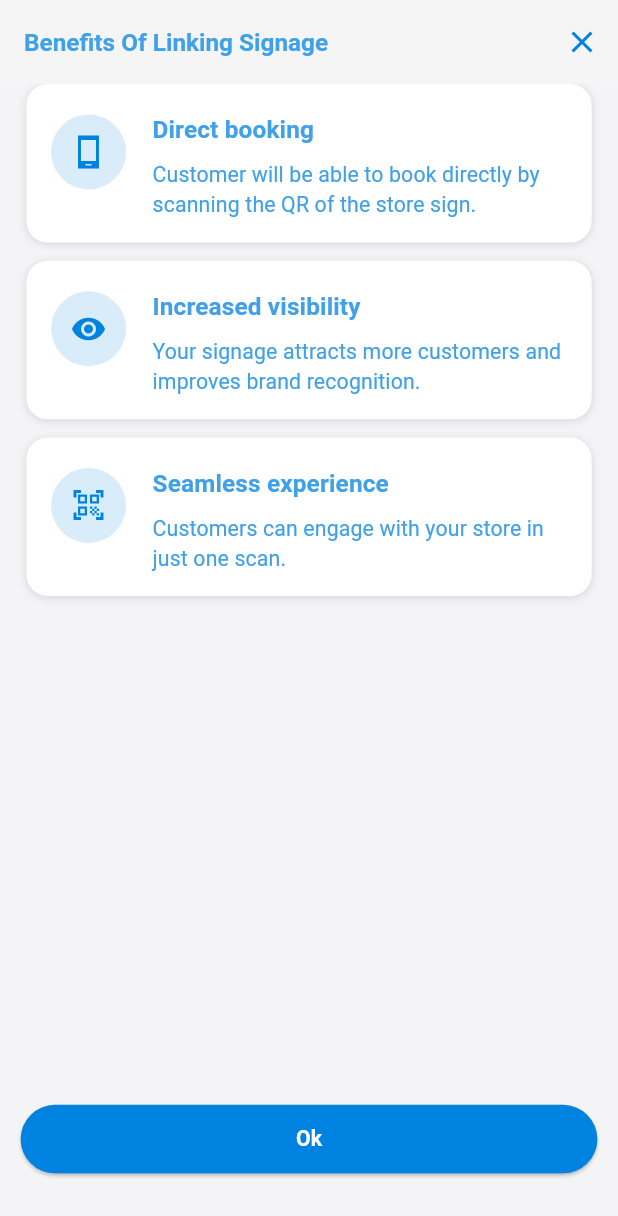
After one commit to sohanthink/cenith-merchant, a Flutter app: the BenefitsOfLinkingSignageView screen opened directly, on a phone screen of 412 x 824 dp. The commit adds this screen. Shown: the top 1216 px of the screen. Run offline on Flutter 3.47's test engine with Material 3 defaults, Android fonts, the light colour scheme and no system bars; our stand-ins replace fl_chart, flutter_screenutil, flutter_svg, get, intl_phone_field, table_calendar; missing offline and left inert: mobile_scanner; project files that could hold a hidden picture were left out.

Commit message:
signage Node screen=>benefits_of_linking done

```diff
--- a/lib/core/routes/app_routes.dart
+++ b/lib/core/routes/app_routes.dart
@@ -7,6 +7,7 @@ import 'package:cenith_marchent/features/home/view/qr_code_scanning_screen.dart'
 import 'package:cenith_marchent/features/main_bottom_nav/view/main_bottom_nav_view.dart';
 import 'package:cenith_marchent/features/more/view/edit_profile_view.dart';
 import 'package:cenith_marchent/features/more/view/profile_view.dart';
+import 'package:cenith_marchent/features/store/view/benefits_of_linking_signage_view.dart';
 import 'package:flutter/material.dart';
 
 class AppRoutes {
@@ -31,6 +32,8 @@ class AppRoutes {
       screenWidget = ProfileView();
     } else if (settings.name == EditProfileView.name) {
       screenWidget = EditProfileView();
+    } else if (settings.name == BenefitsOfLinkingSignageView.name) {
+      screenWidget = BenefitsOfLinkingSignageView();
     }
     return MaterialPageRoute(builder: (context) => screenWidget);
   }
--- a/lib/core/theme/app_theme.dart
+++ b/lib/core/theme/app_theme.dart
@@ -12,7 +12,8 @@ class AppTheme {
       textTheme: textTheme,
       inputDecorationTheme: TextFormFieldTheme.textFormFieldTheme,
       elevatedButtonTheme: CustomButtonTheme.elevatedButtonThemeData(),
-      scaffoldBackgroundColor: AppColors.scaffoldColor
+      scaffoldBackgroundColor: AppColors.scaffoldColor,
+      appBarTheme: AppBarTheme(backgroundColor: Colors.grey.shade100),
     );
   }
 }
--- /dev/null
+++ b/lib/features/store/view/benefits_of_linking_signage_view.dart
@@ -0,0 +1,73 @@
+import 'package:cenith_marchent/core/constants/app_colors.dart';
+import 'package:cenith_marchent/core/theme/text_theme.dart';
+import 'package:cenith_marchent/features/store/widgets/benefits_card.dart';
+import 'package:flutter/material.dart';
+import 'package:flutter_screenutil/flutter_screenutil.dart';
+
+class BenefitsOfLinkingSignageView extends StatefulWidget {
+  const BenefitsOfLinkingSignageView({super.key});
+
+  static final String name = 'benefits-of-linking-signage-screen';
+
+  @override
+  State<BenefitsOfLinkingSignageView> createState() =>
+      _BenefitsOfLinkingSignageViewState();
+}
+
+class _BenefitsOfLinkingSignageViewState
+    extends State<BenefitsOfLinkingSignageView> {
+  final List<Map<String, dynamic>> _benefits = [
+    {
+      "title": "Direct booking",
+      "description":
+          "Customer will be able to book directly by scanning the QR of the store sign.",
+      "icon": Icons.phone_android_sharp,
+    },
+    {
+      "title": "Increased visibility",
+      "description":
+          "Your signage attracts more customers and improves brand recognition.",
+      "icon": Icons.visibility,
+    },
+    {
+      "title": "Seamless experience",
+      "description": "Customers can engage with your store in just one scan.",
+      "icon": Icons.qr_code_scanner,
+    },
+  ];
+
+  @override
+  Widget build(BuildContext context) {
+    return Scaffold(
+      appBar: AppBar(
+        title: Text(
+          'Benefits Of Linking Signage',
+          style: fontSize16(context)?.copyWith(fontWeight: FontWeight.bold),
+        ),
+        automaticallyImplyLeading: false,
+        actions: [
+          IconButton(
+            onPressed: () => Navigator.pop(context),
+            icon: Icon(Icons.close, color: AppColors.themColor),
+          ),
+        ],
+      ),
+      body: Column(
+        children: [
+          Expanded(
+            child: ListView.separated(
+              itemCount: _benefits.length,
+              itemBuilder: (context, index) {
+                return BenefitCard(context: context, benefits: _benefits[index]);
+              },
+              separatorBuilder: (context, index) => SizedBox(height: 12.h),
+            ),
+          ),
+          ElevatedButton(onPressed: (){}, child: Text('Ok')),
+          SizedBox(height: 40.h,)
+        ],
+      ),
+    );
+  }
+
+}
--- a/lib/features/store/view/signage_view.dart
+++ b/lib/features/store/view/signage_view.dart
@@ -1,6 +1,8 @@
 import 'package:cenith_marchent/core/constants/app_colors.dart';
 import 'package:cenith_marchent/core/constants/asstes_path/image_paths.dart';
 import 'package:cenith_marchent/core/theme/text_theme.dart';
+import 'package:cenith_marchent/features/store/view/benefits_of_linking_signage_view.dart';
+import 'package:flutter/gestures.dart';
 import 'package:flutter/material.dart';
 import 'package:flutter_screenutil/flutter_screenutil.dart';
 
@@ -103,10 +105,17 @@ class _SignageViewState extends State<SignageView> {
                             'Start by scanning the QR code on your Bounce signage to link it to your store. ',
                       ),
                       TextSpan(
-                        text: 'Benefits of linking signage',
+                        text: 'Benefits Of Linking Signage',
                         style: fontSize14(
                           context,
                         )?.copyWith(fontWeight: FontWeight.bold),
+                        recognizer: TapGestureRecognizer()
+                          ..onTap = () {
+                            Navigator.pushNamed(
+                              context,
+                              BenefitsOfLinkingSignageView.name,
+                            );
+                          },
                       ),
                     ],
                   ),
--- a/lib/features/store/view/storeview.dart
+++ b/lib/features/store/view/storeview.dart
@@ -16,6 +16,7 @@ class _StoreViewState extends State<StoreView> {
   //TODO: will be managed from view model
   int selectedIndex = 0;
   List<Widget> tabs =  [Overview(),BlankScreen(),SignageView()];
+
 
   @override
   Widget build(BuildContext context) {
--- /dev/null
+++ b/lib/features/store/widgets/benefits_card.dart
@@ -0,0 +1,70 @@
+import 'package:cenith_marchent/core/constants/app_colors.dart';
+import 'package:cenith_marchent/core/theme/text_theme.dart';
+import 'package:flutter/material.dart';
+import 'package:flutter_screenutil/flutter_screenutil.dart';
+
+class BenefitCard extends StatelessWidget {
+  const BenefitCard({super.key, required this.context, required this.benefits});
+
+  final BuildContext context;
+  final Map<String, dynamic> benefits;
+
+  @override
+  Widget build(BuildContext context) {
+    return Padding(
+      padding: EdgeInsets.symmetric(horizontal: 16.w),
+      child: Container(
+        padding: EdgeInsets.only(
+          left: 15.w,
+          right: 15.w,
+          top: 20.h,
+          bottom: 15.h,
+        ),
+        decoration: BoxDecoration(
+          color: Colors.white,
+          borderRadius: BorderRadius.circular(14.r),
+          boxShadow: [
+            BoxShadow(
+              color: Colors.black12,
+              blurRadius: 4.r,
+              offset: Offset(0, 1),
+            ),
+          ],
+        ),
+        child: Row(
+          crossAxisAlignment: CrossAxisAlignment.start,
+          children: [
+            CircleAvatar(
+              radius: 25,
+              backgroundColor: AppColors.midLightBlue.withOpacity(0.2),
+              child: Icon(benefits['icon'], color: AppColors.themColor),
+            ),
+            SizedBox(width: 16.w),
+            Expanded(
+              child: Column(
+                crossAxisAlignment: CrossAxisAlignment.start,
+                children: [
+                  Text(
+                    benefits['title'],
+                    style: fontSize16(context)?.copyWith(
+                      fontWeight: FontWeight.bold,
+                      letterSpacing: 0.1.sp,
+                    ),
+                  ),
+                  SizedBox(height: 10.h),
+                  Text(
+                    benefits['description'],
+                    maxLines: 3,
+                    style: fontSize14(
+                      context,
+                    )?.copyWith(overflow: TextOverflow.ellipsis),
+                  ),
+                ],
+              ),
+            ),
+          ],
+        ),
+      ),
+    );
+  }
+}
```
